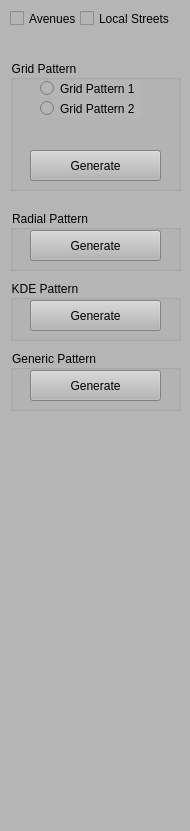
This is RoadDesigner/ControlWidget.ui in gnishida/RoadDesigner as Qt 5 draws it before an edit. The edited form follows.
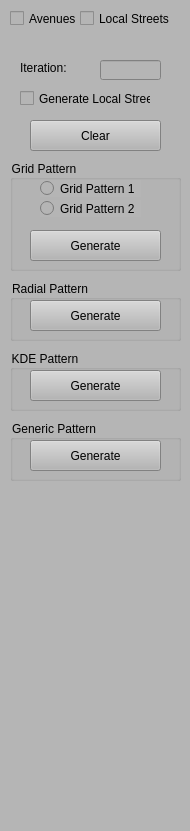
This is the edited form.

Patch:
```diff
--- a/RoadDesigner/ControlWidget.ui
+++ b/RoadDesigner/ControlWidget.ui
@@ -24,9 +24,9 @@
     <property name="geometry">
      <rect>
       <x>10</x>
-      <y>60</y>
+      <y>160</y>
       <width>171</width>
-      <height>131</height>
+      <height>111</height>
      </rect>
     </property>
     <property name="title">
@@ -36,7 +36,7 @@
      <property name="geometry">
       <rect>
        <x>20</x>
-       <y>90</y>
+       <y>70</y>
        <width>131</width>
        <height>31</height>
       </rect>
@@ -82,7 +82,7 @@
     <property name="geometry">
      <rect>
       <x>10</x>
-      <y>210</y>
+      <y>280</y>
       <width>171</width>
       <height>61</height>
      </rect>
@@ -134,7 +134,7 @@
     <property name="geometry">
      <rect>
       <x>10</x>
-      <y>350</y>
+      <y>420</y>
       <width>171</width>
       <height>61</height>
      </rect>
@@ -160,7 +160,7 @@
     <property name="geometry">
      <rect>
       <x>10</x>
-      <y>280</y>
+      <y>350</y>
       <width>171</width>
       <height>61</height>
      </rect>
@@ -182,13 +182,58 @@
      </property>
     </widget>
    </widget>
-   <zorder>groupBox_3</zorder>
-   <zorder>groupBox_6</zorder>
-   <zorder>checkBoxRoadTypeAvenue</zorder>
-   <zorder>checkBoxRoadTypeLocalStreet</zorder>
-   <zorder>groupBox_7</zorder>
-   <zorder>pushButtonGenerateGeneric</zorder>
-   <zorder>groupBox_8</zorder>
+   <widget class="QLabel" name="label">
+    <property name="geometry">
+     <rect>
+      <x>20</x>
+      <y>60</y>
+      <width>46</width>
+      <height>16</height>
+     </rect>
+    </property>
+    <property name="text">
+     <string>Iteration:</string>
+    </property>
+   </widget>
+   <widget class="QLineEdit" name="lineEditIteration">
+    <property name="geometry">
+     <rect>
+      <x>100</x>
+      <y>60</y>
+      <width>61</width>
+      <height>20</height>
+     </rect>
+    </property>
+    <property name="alignment">
+     <set>Qt::AlignRight|Qt::AlignTrailing|Qt::AlignVCenter</set>
+    </property>
+   </widget>
+   <widget class="QCheckBox" name="checkBoxLocalStreets">
+    <property name="geometry">
+     <rect>
+      <x>20</x>
+      <y>90</y>
+      <width>131</width>
+      <height>17</height>
+     </rect>
+    </property>
+    <property name="text">
+     <string>Generate Local Streets</string>
+    </property>
+   </widget>
+   <widget class="QPushButton" name="pushButtonClear">
+    <property name="geometry">
+     <rect>
+      <x>30</x>
+      <y>120</y>
+      <width>131</width>
+      <height>31</height>
+     </rect>
+    </property>
+    <property name="text">
+     <string>Clear</string>
+    </property>
+   </widget>
   </widget>
  </widget>
  <resources/>
```
